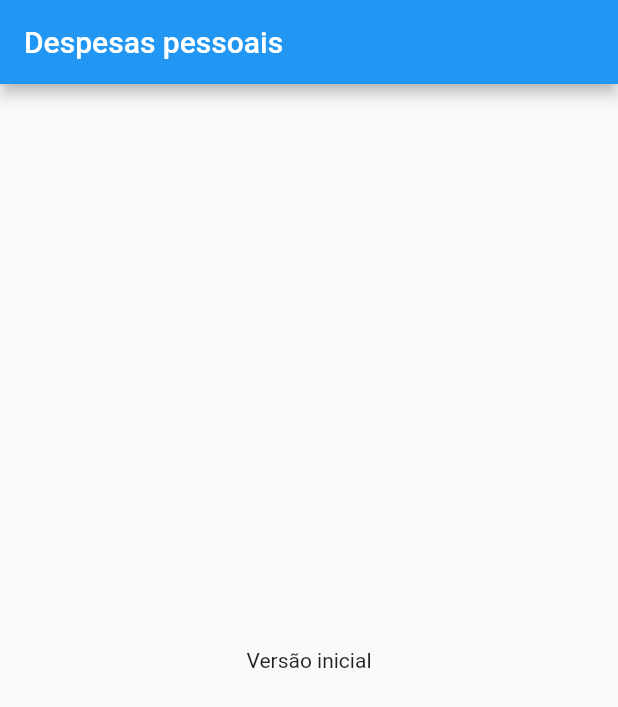
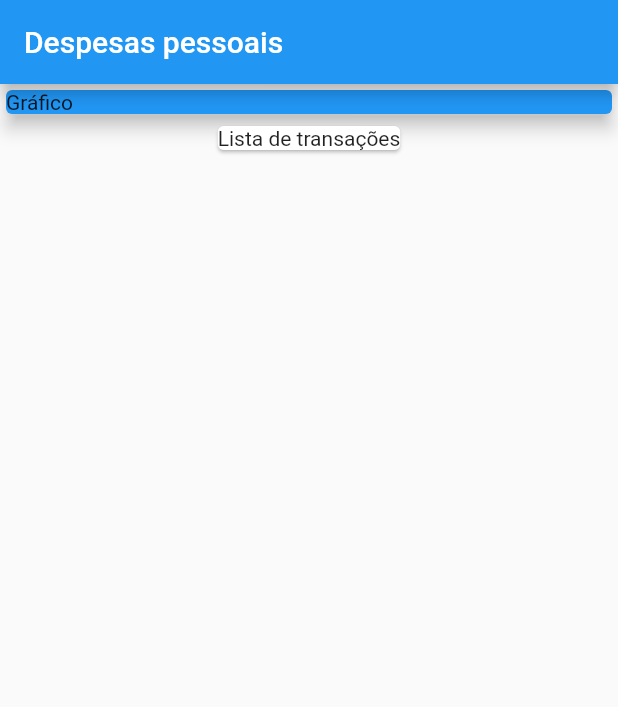
Before and after one commit to Daniel-Fonseca-da-Silva/Project-Expenses-Week, a Flutter app: the screen it shows after launch, on a phone screen of 412 x 824 dp. Shown: the top 707 px of the screen. Run offline on Flutter 3.47's test engine with Material 2 defaults, Android fonts, the phone set to English and light mode, and no system bars.

Commit message:
Created the graphic and list of transaction

```diff
--- a/lib/main.dart
+++ b/lib/main.dart
@@ -20,8 +20,20 @@ class MyHomePage extends StatelessWidget {
       appBar: AppBar(
         title: Text('Despesas pessoais'),
       ),
-      body: Center(
-        child: Text('Versão inicial'),
+      body: Column(
+        children: [
+          Container(
+            width: double.infinity,
+            child: Card(
+              color: Colors.blue,
+              child: Text('Gráfico'),
+              elevation: 5,
+            ),
+          ),
+          Card(
+            child: Text('Lista de transações'),
+          )
+        ],
       ),
     );
   }
```
